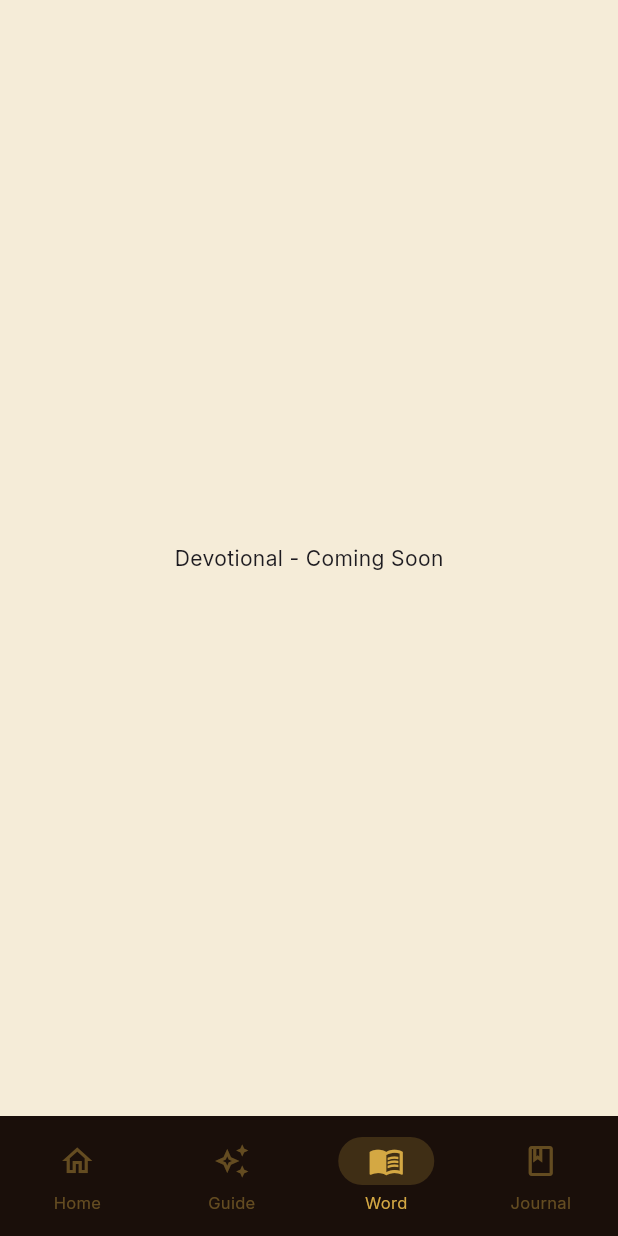
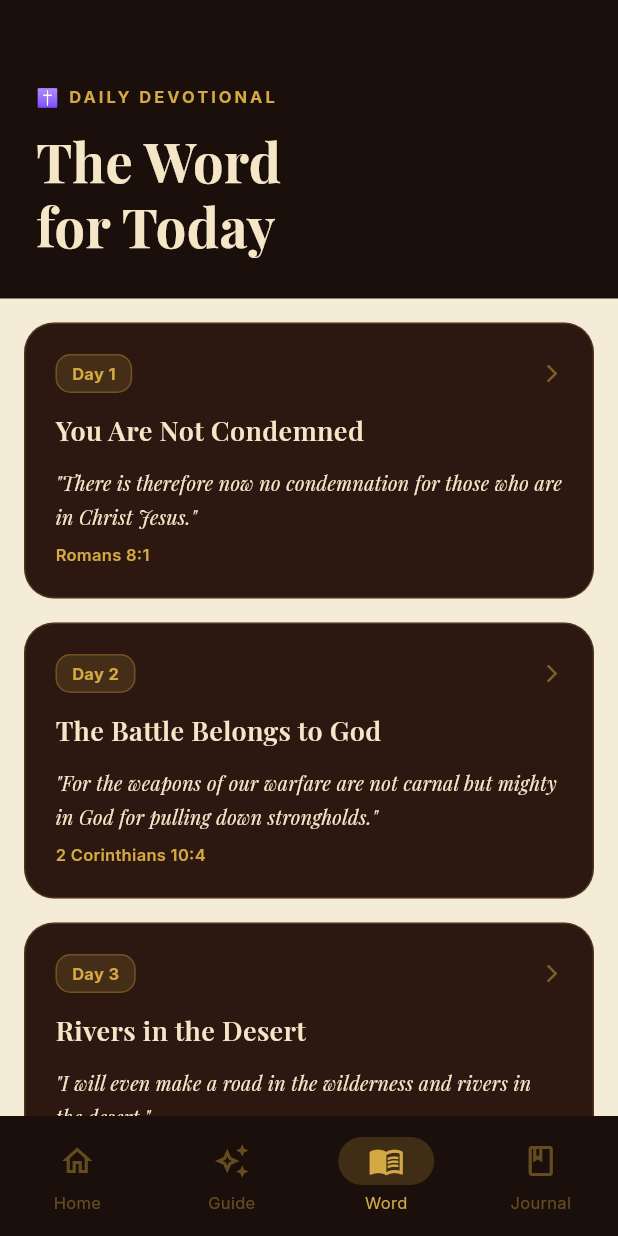
Before and after one commit to Bawoveee/free-indeed-app, a Flutter app: the screen it shows once a user with an empty profile is signed in, item 3 of the bottom bar chosen, on a phone screen of 412 x 824 dp. Run offline on Flutter 3.47's test engine with Material 3 defaults, Android fonts, the phone set to English and light mode, and no system bars; our stand-ins replace dio, firebase_auth, firebase_core, flutter_riverpod, google_fonts; accounts and stored records are empty.

Commit message:
Day 7 - Daily Devotional screen with reflection and prayer

```diff
--- /dev/null
+++ b/lib/features/devotional/devotional_screen.dart
@@ -0,0 +1,342 @@
+import 'package:flutter/material.dart';
+import 'package:free_indeed/core/theme/app_theme.dart';
+
+class DevotionalScreen extends StatelessWidget {
+  const DevotionalScreen({super.key});
+
+  // We'll connect this to a real API later
+  final List<Map<String, String>> _devotionals = const [
+    {
+      'day': 'Day 1',
+      'title': 'You Are Not Condemned',
+      'verse': '"There is therefore now no condemnation for those who are in Christ Jesus."',
+      'reference': 'Romans 8:1',
+      'reflection': 'Addiction often comes with a crushing weight of shame and guilt. The enemy uses these feelings to keep you trapped — convincing you that you are too far gone, too broken, too dirty for God to love.\n\nBut God\'s Word declares something different. There is NO condemnation. Not a little. Not sometimes. None. When you are in Christ, the verdict has already been spoken over your life — and it is not guilty.\n\nYou are not your addiction. You are not your worst moment. You are a child of God, covered by grace, walking toward freedom.',
+      'prayer': 'Lord, today I reject the voice of condemnation. I declare that I am not defined by my past or my struggles. I am Yours, and You have already paid the price for my freedom. Help me walk in that truth today. Amen.',
+    },
+    {
+      'day': 'Day 2',
+      'title': 'The Battle Belongs to God',
+      'verse': '"For the weapons of our warfare are not carnal but mighty in God for pulling down strongholds."',
+      'reference': '2 Corinthians 10:4',
+      'reflection': 'Addiction is a stronghold — a fortified place in the mind that has been built up over time through repeated choices, pain, and lies. You cannot break it with willpower alone. Human strength is not enough.\n\nBut God has given us weapons that are mighty — prayer, His Word, worship, community. These are not weak spiritual exercises. They are demolition tools that tear down what the enemy has built.\n\nToday, pick up your weapons. Open the Word. Pray out loud. Worship even when you don\'t feel like it. The battle belongs to God.',
+      'prayer': 'Father, I acknowledge that I cannot win this battle in my own strength. I pick up the weapons You have given me today — Your Word, prayer, and faith. Pull down every stronghold in my mind and replace it with Your truth. Amen.',
+    },
+    {
+      'day': 'Day 3',
+      'title': 'Rivers in the Desert',
+      'verse': '"I will even make a road in the wilderness and rivers in the desert."',
+      'reference': 'Isaiah 43:19',
+      'reflection': 'Sometimes addiction leaves you feeling like you are in a wasteland — dry, empty, hopeless. You look around and see nothing but desert. No way out. No water. No life.\n\nBut God specializes in deserts. He made water come from a rock for Moses. He fed Elijah under a tree. He makes roads where there are none.\n\nYour situation may look impossible. But God is doing something new — even now, even in this. Look up. A road is being made for you.',
+      'prayer': 'God of the impossible, I trust that You are making a way for me even when I cannot see it. Refresh my dry places. Give me hope for the journey ahead. I believe You are working even now. Amen.',
+    },
+  ];
+
+  @override
+  Widget build(BuildContext context) {
+    return Scaffold(
+      backgroundColor: AppColors.parchment,
+      body: CustomScrollView(
+        slivers: [
+          // Header
+          SliverToBoxAdapter(
+            child: Container(
+              padding: const EdgeInsets.fromLTRB(24, 56, 24, 28),
+              color: AppColors.darkBrown,
+              child: Column(
+                crossAxisAlignment: CrossAxisAlignment.start,
+                children: [
+                  Row(
+                    children: [
+                      const Text('✝',
+                          style: TextStyle(
+                              color: Color(0xFFD4A843), fontSize: 12)),
+                      const SizedBox(width: 6),
+                      Text(
+                        'DAILY DEVOTIONAL',
+                        style: AppTextStyles.caption.copyWith(
+                          color: AppColors.gold,
+                          letterSpacing: 2,
+                          fontWeight: FontWeight.w700,
+                        ),
+                      ),
+                    ],
+                  ),
+                  const SizedBox(height: 12),
+                  Text(
+                    'The Word\nfor Today',
+                    style: AppTextStyles.displayLarge,
+                  ),
+                ],
+              ),
+            ),
+          ),
+
+          // Devotional list
+          SliverList(
+            delegate: SliverChildBuilderDelegate(
+              (context, index) {
+                final devotional = _devotionals[index];
+                return _buildDevotionalCard(context, devotional);
+              },
+              childCount: _devotionals.length,
+            ),
+          ),
+
+          const SliverToBoxAdapter(
+            child: SizedBox(height: 32),
+          ),
+        ],
+      ),
+    );
+  }
+
+  Widget _buildDevotionalCard(
+      BuildContext context, Map<String, String> devotional) {
+    return GestureDetector(
+      onTap: () {
+        Navigator.push(
+          context,
+          MaterialPageRoute(
+            builder: (context) =>
+                DevotionalDetailScreen(devotional: devotional),
+          ),
+        );
+      },
+      child: Container(
+        margin: const EdgeInsets.fromLTRB(16, 16, 16, 0),
+        padding: const EdgeInsets.all(20),
+        decoration: BoxDecoration(
+          color: AppColors.mediumBrown,
+          borderRadius: BorderRadius.circular(20),
+          border: Border.all(
+            color: AppColors.gold.withValues(alpha: 0.2),
+          ),
+        ),
+        child: Column(
+          crossAxisAlignment: CrossAxisAlignment.start,
+          children: [
+            Row(
+              mainAxisAlignment: MainAxisAlignment.spaceBetween,
+              children: [
+                Container(
+                  padding:
+                      const EdgeInsets.symmetric(horizontal: 10, vertical: 4),
+                  decoration: BoxDecoration(
+                    color: AppColors.gold.withValues(alpha: 0.15),
+                    borderRadius: BorderRadius.circular(10),
+                    border: Border.all(
+                        color: AppColors.gold.withValues(alpha: 0.3)),
+                  ),
+                  child: Text(
+                    devotional['day']!,
+                    style: AppTextStyles.caption.copyWith(
+                      color: AppColors.gold,
+                      fontWeight: FontWeight.w700,
+                    ),
+                  ),
+                ),
+                Icon(Icons.arrow_forward_ios,
+                    color: AppColors.gold.withValues(alpha: 0.5), size: 14),
+              ],
+            ),
+            const SizedBox(height: 12),
+            Text(
+              devotional['title']!,
+              style: AppTextStyles.heading2.copyWith(
+                color: AppColors.textLight,
+              ),
+            ),
+            const SizedBox(height: 10),
+            Text(
+              devotional['verse']!,
+              style: AppTextStyles.scripture.copyWith(fontSize: 13),
+              maxLines: 2,
+              overflow: TextOverflow.ellipsis,
+            ),
+            const SizedBox(height: 6),
+            Text(
+              devotional['reference']!,
+              style: AppTextStyles.caption.copyWith(
+                color: AppColors.gold,
+                fontWeight: FontWeight.w600,
+              ),
+            ),
+          ],
+        ),
+      ),
+    );
+  }
+}
+
+class DevotionalDetailScreen extends StatelessWidget {
+  final Map<String, String> devotional;
+
+  const DevotionalDetailScreen({super.key, required this.devotional});
+
+  @override
+  Widget build(BuildContext context) {
+    return Scaffold(
+      backgroundColor: AppColors.parchment,
+      body: CustomScrollView(
+        slivers: [
+          // Header
+          SliverToBoxAdapter(
+            child: Container(
+              padding: const EdgeInsets.fromLTRB(24, 56, 24, 28),
+              color: AppColors.darkBrown,
+              child: Column(
+                crossAxisAlignment: CrossAxisAlignment.start,
+                children: [
+                  GestureDetector(
+                    onTap: () => Navigator.pop(context),
+                    child: Row(
+                      children: [
+                        const Icon(Icons.arrow_back_ios,
+                             color: AppColors.gold, size: 16),
+                        Text(
+                          'Back',
+                          style: AppTextStyles.caption.copyWith(
+                            color: AppColors.gold,
+                            fontWeight: FontWeight.w600,
+                          ),
+                        ),
+                      ],
+                    ),
+                  ),
+                  const SizedBox(height: 16),
+                  Text(
+                    devotional['day']!,
+                    style: AppTextStyles.caption.copyWith(
+                      color: AppColors.gold,
+                      letterSpacing: 2,
+                      fontWeight: FontWeight.w700,
+                    ),
+                  ),
+                  const SizedBox(height: 6),
+                  Text(
+                    devotional['title']!,
+                    style: AppTextStyles.displayLarge,
+                  ),
+                ],
+              ),
+            ),
+          ),
+
+          SliverToBoxAdapter(
+            child: Padding(
+              padding: const EdgeInsets.all(20),
+              child: Column(
+                crossAxisAlignment: CrossAxisAlignment.start,
+                children: [
+                  // Verse card
+                  Container(
+                    width: double.infinity,
+                    padding: const EdgeInsets.all(22),
+                    decoration: BoxDecoration(
+                      color: AppColors.mediumBrown,
+                      borderRadius: BorderRadius.circular(20),
+                      border: Border.all(
+                        color: AppColors.gold.withValues(alpha: 0.25),
+                      ),
+                    ),
+                    child: Column(
+                      crossAxisAlignment: CrossAxisAlignment.start,
+                      children: [
+                        Text(
+                          '✦  SCRIPTURE  ✦',
+                          style: AppTextStyles.caption.copyWith(
+                            color: AppColors.gold,
+                            letterSpacing: 2,
+                            fontWeight: FontWeight.w700,
+                          ),
+                        ),
+                        const SizedBox(height: 12),
+                        Text(
+                          devotional['verse']!,
+                          style: AppTextStyles.scripture,
+                        ),
+                        Container(
+                          margin: const EdgeInsets.symmetric(vertical: 10),
+                          width: 40,
+                          height: 1,
+                          color: AppColors.gold.withValues(alpha: 0.3),
+                        ),
+                        Text(
+                          devotional['reference']!,
+                          style: AppTextStyles.caption.copyWith(
+                            color: AppColors.gold,
+                            fontWeight: FontWeight.w600,
+                          ),
+                        ),
+                      ],
+                    ),
+                  ),
+
+                  const SizedBox(height: 20),
+
+                  // Reflection
+                  Text(
+                    '✦  REFLECTION  ✦',
+                    style: AppTextStyles.caption.copyWith(
+                      color: AppColors.textMuted,
+                      letterSpacing: 2,
+                      fontWeight: FontWeight.w700,
+                    ),
+                  ),
+                  const SizedBox(height: 12),
+                  Text(
+                    devotional['reflection']!,
+                    style: AppTextStyles.bodyMedium.copyWith(
+                      height: 1.8,
+                      color: AppColors.darkBrown,
+                    ),
+                  ),
+
+                  const SizedBox(height: 24),
+
+                  // Prayer
+                  Container(
+                    width: double.infinity,
+                    padding: const EdgeInsets.all(22),
+                    decoration: BoxDecoration(
+                      color: AppColors.parchmentDark,
+                      borderRadius: BorderRadius.circular(20),
+                      border: Border.all(
+                        color: AppColors.gold.withValues(alpha: 0.3),
+                      ),
+                    ),
+                    child: Column(
+                      crossAxisAlignment: CrossAxisAlignment.start,
+                      children: [
+                        Text(
+                          '🙏  PRAYER FOR TODAY',
+                          style: AppTextStyles.caption.copyWith(
+                            color: AppColors.textMuted,
+                            letterSpacing: 2,
+                            fontWeight: FontWeight.w700,
+                          ),
+                        ),
+                        const SizedBox(height: 12),
+                        Text(
+                          devotional['prayer']!,
+                          style: AppTextStyles.bodyMedium.copyWith(
+                            height: 1.8,
+                            fontStyle: FontStyle.italic,
+                            color: AppColors.darkBrown,
+                          ),
+                        ),
+                      ],
+                    ),
+                  ),
+
+                  const SizedBox(height: 32),
+                ],
+              ),
+            ),
+          ),
+        ],
+      ),
+    );
+  }
+}
--- a/lib/features/home/home_screen.dart
+++ b/lib/features/home/home_screen.dart
@@ -2,6 +2,7 @@ import 'package:flutter/material.dart';
 import 'package:firebase_auth/firebase_auth.dart';
 import 'package:free_indeed/core/theme/app_theme.dart';
 import 'package:free_indeed/features/ai_guide/ai_guide_screen.dart';
+import 'package:free_indeed/features/devotional/devotional_screen.dart';
 
 class HomeScreen extends StatefulWidget {
   const HomeScreen({super.key});
@@ -16,7 +17,7 @@ class _HomeScreenState extends State<HomeScreen> {
   late final List<Widget> _screens = [
     const HomeDashboard(),
     const AiGuideScreen(),
-    const Scaffold(body: Center(child: Text('Devotional - Coming Soon'))),
+    const DevotionalScreen(),
     const Scaffold(body: Center(child: Text('Journal - Coming Soon'))),
   ];
 
```
